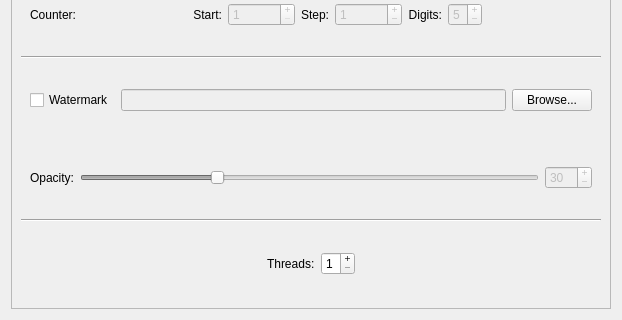
Old version of the form gui/outputtab.ui in the repository gramanas/rrwc; both pictures show x 0 to 622 and y 233 to 553 of the 622 by 553 pixel window.
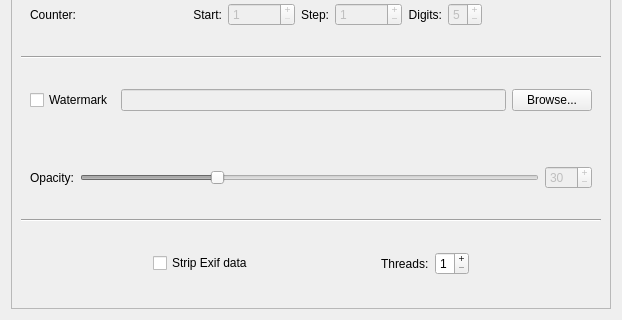
New version of the form.

The edit to the form file:
```diff
--- a/gui/outputtab.ui
+++ b/gui/outputtab.ui
@@ -455,6 +455,26 @@
          <enum>QFrame::Plain</enum>
         </property>
         <layout class="QHBoxLayout" name="horizontalLayout_4">
+         <item>
+          <spacer name="horizontalSpacer_7">
+           <property name="orientation">
+            <enum>Qt::Horizontal</enum>
+           </property>
+           <property name="sizeHint" stdset="0">
+            <size>
+             <width>40</width>
+             <height>20</height>
+            </size>
+           </property>
+          </spacer>
+         </item>
+         <item>
+          <widget class="QCheckBox" name="stripExifData">
+           <property name="text">
+            <string>Strip Exif data</string>
+           </property>
+          </widget>
+         </item>
          <item>
           <spacer name="horizontalSpacer">
            <property name="orientation">
```
